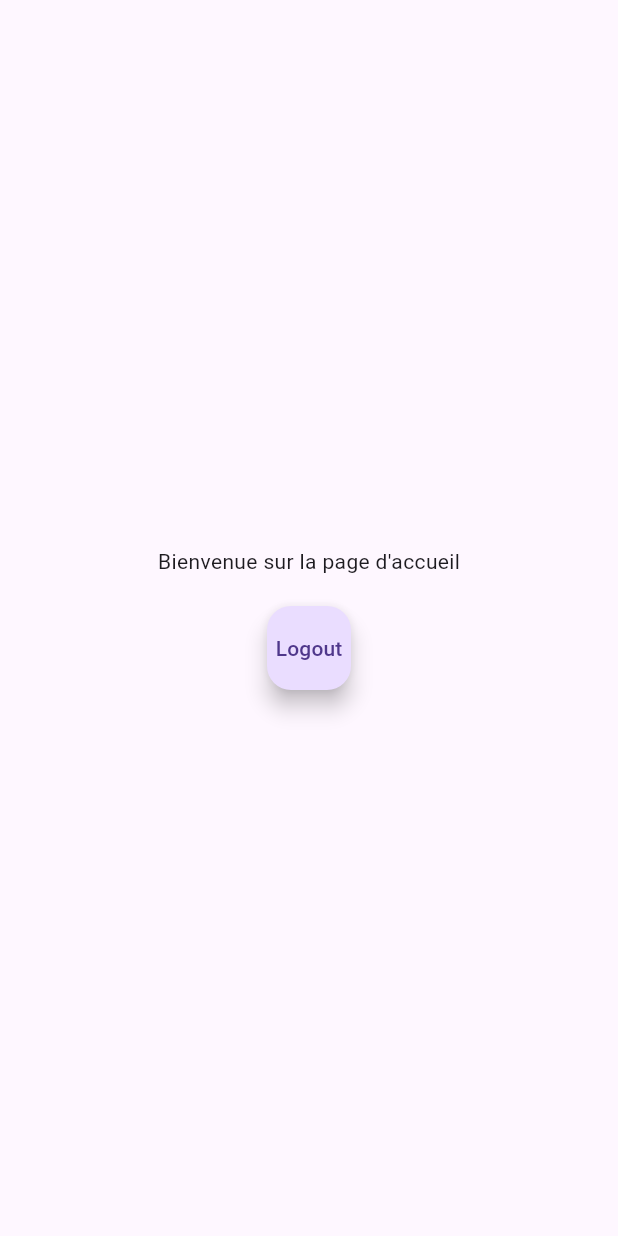
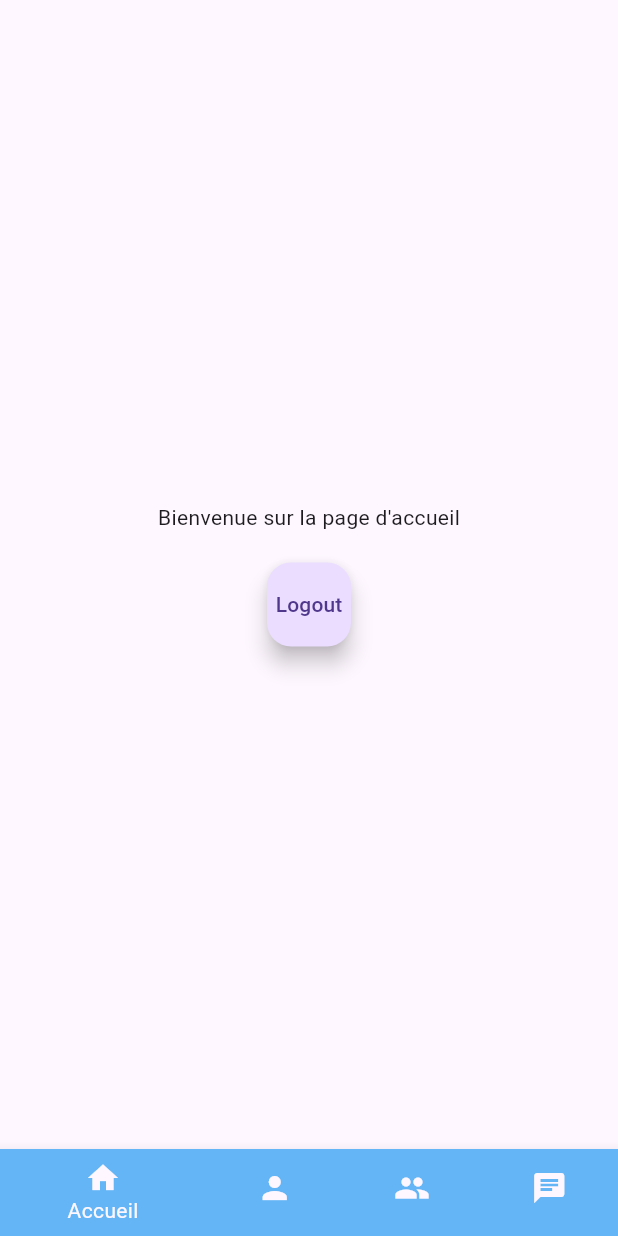
Before and after one commit to Samuel-Leveille/secret_santa, a Flutter app: the AccueilPage screen opened directly, on a phone screen of 412 x 824 dp. Run offline on Flutter 3.47's test engine with Material 3 defaults, Android fonts, the phone set to English and light mode, and no system bars; our stand-ins replace cloud_firestore, firebase_auth, firebase_core; accounts and stored records are empty.

```diff
--- a/secret_santa/lib/pages/accueil_page.dart
+++ b/secret_santa/lib/pages/accueil_page.dart
@@ -17,6 +17,7 @@ class AccueilPage extends StatefulWidget {
 
 class _AccueilPageState extends State<AccueilPage> {
   final AuthServices _auth = AuthServices();
+  int _currentIndex = 0;
 
   Future<void> signOut(BuildContext context) async {
     try {
@@ -34,6 +35,7 @@ class _AccueilPageState extends State<AccueilPage> {
     return Scaffold(
       body: Container(
         alignment: Alignment.center,
+        child: SafeArea(
           child: Center(
             child: Column(
               mainAxisAlignment: MainAxisAlignment.center,
@@ -51,6 +53,35 @@ class _AccueilPageState extends State<AccueilPage> {
             ),
           ),
         ),
+      ),
+      bottomNavigationBar: BottomNavigationBar(
+        currentIndex: _currentIndex,
+        onTap: (index) => setState(() {
+          _currentIndex = index;
+        }),
+        items: <BottomNavigationBarItem>[
+          BottomNavigationBarItem(
+            icon: const Icon(Icons.home),
+            label: "Accueil",
+            backgroundColor: Colors.blue[300],
+          ),
+          BottomNavigationBarItem(
+            icon: const Icon(Icons.person),
+            label: "Profil",
+            backgroundColor: Colors.blue[300],
+          ),
+          BottomNavigationBarItem(
+            icon: const Icon(Icons.people),
+            label: "Amis",
+            backgroundColor: Colors.blue[300],
+          ),
+          BottomNavigationBarItem(
+            icon: const Icon(Icons.chat),
+            label: "Clavardage",
+            backgroundColor: Colors.blue[300],
+          )
+        ],
+      ),
     );
   }
 }
--- a/secret_santa/lib/pages/login_page.dart
+++ b/secret_santa/lib/pages/login_page.dart
@@ -55,6 +55,7 @@ class _LoginPageState extends State<LoginPage> {
               ]),
         ),
         child: SingleChildScrollView(
+          child: SafeArea(
             child: Center(
               child: Padding(
                 padding: const EdgeInsets.only(left: 30.0, right: 30.0),
@@ -92,7 +93,8 @@ class _LoginPageState extends State<LoginPage> {
                                 GestureDetector(
                                   child: const Text(
                                     "Mot de passe oublié ?",
-                                  style: TextStyle(fontWeight: FontWeight.bold),
+                                    style:
+                                        TextStyle(fontWeight: FontWeight.bold),
                                   ),
                                   onTap: () => {},
                                 ),
@@ -126,13 +128,15 @@ class _LoginPageState extends State<LoginPage> {
                                   onTap: () => {
                                     Navigator.of(context).push(
                                       MaterialPageRoute(
-                                      builder: (context) => const SignupPage(),
+                                        builder: (context) =>
+                                            const SignupPage(),
                                       ),
                                     ),
                                   },
                                   child: const Text(
                                     "S'inscrire",
-                                  style: TextStyle(fontWeight: FontWeight.bold),
+                                    style:
+                                        TextStyle(fontWeight: FontWeight.bold),
                                   ),
                                 )
                               ],
@@ -142,6 +146,7 @@ class _LoginPageState extends State<LoginPage> {
                       ),
                     ),
                   ],
+                ),
               ),
             ),
           ),
--- a/secret_santa/lib/pages/signup_page.dart
+++ b/secret_santa/lib/pages/signup_page.dart
@@ -60,6 +60,7 @@ class _SignupPageState extends State<SignupPage> {
               ]),
         ),
         child: SingleChildScrollView(
+          child: SafeArea(
             child: Center(
               child: Padding(
                 padding: const EdgeInsets.only(left: 30.0, right: 30.0),
@@ -143,7 +144,8 @@ class _SignupPageState extends State<SignupPage> {
                                   },
                                   child: const Text(
                                     "Se connecter",
-                                  style: TextStyle(fontWeight: FontWeight.bold),
+                                    style:
+                                        TextStyle(fontWeight: FontWeight.bold),
                                   ),
                                 )
                               ],
@@ -153,6 +155,7 @@ class _SignupPageState extends State<SignupPage> {
                       ),
                     ),
                   ],
+                ),
               ),
             ),
           ),
```
Lines whose indentation alone changed are shown as unchanged.
